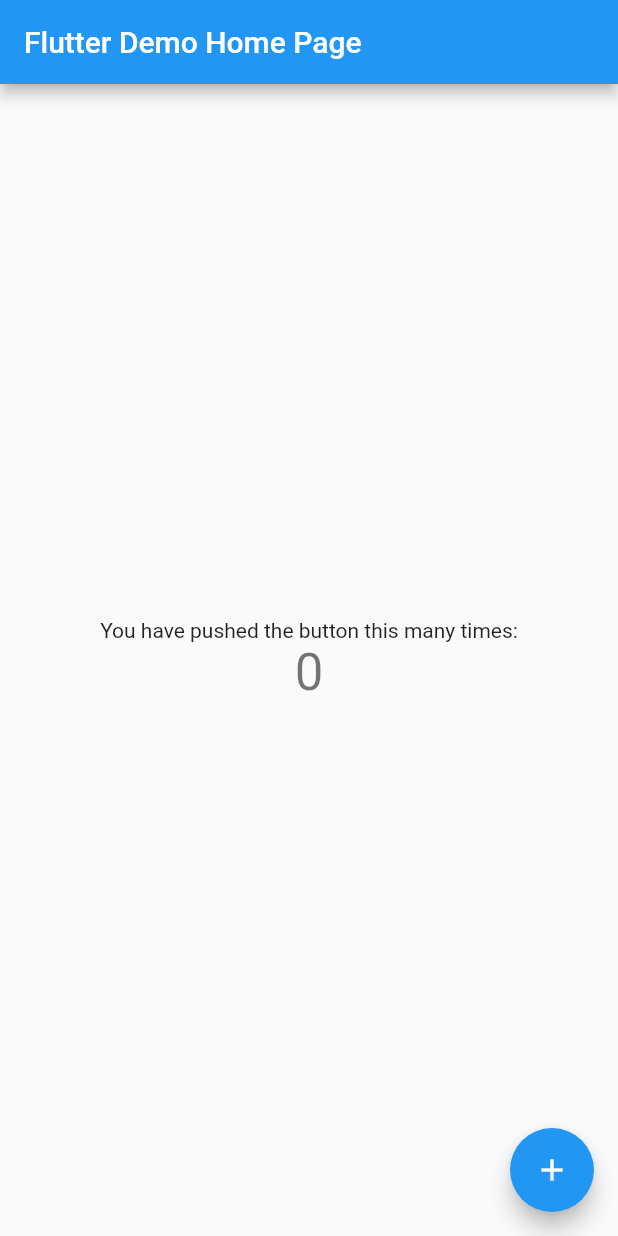
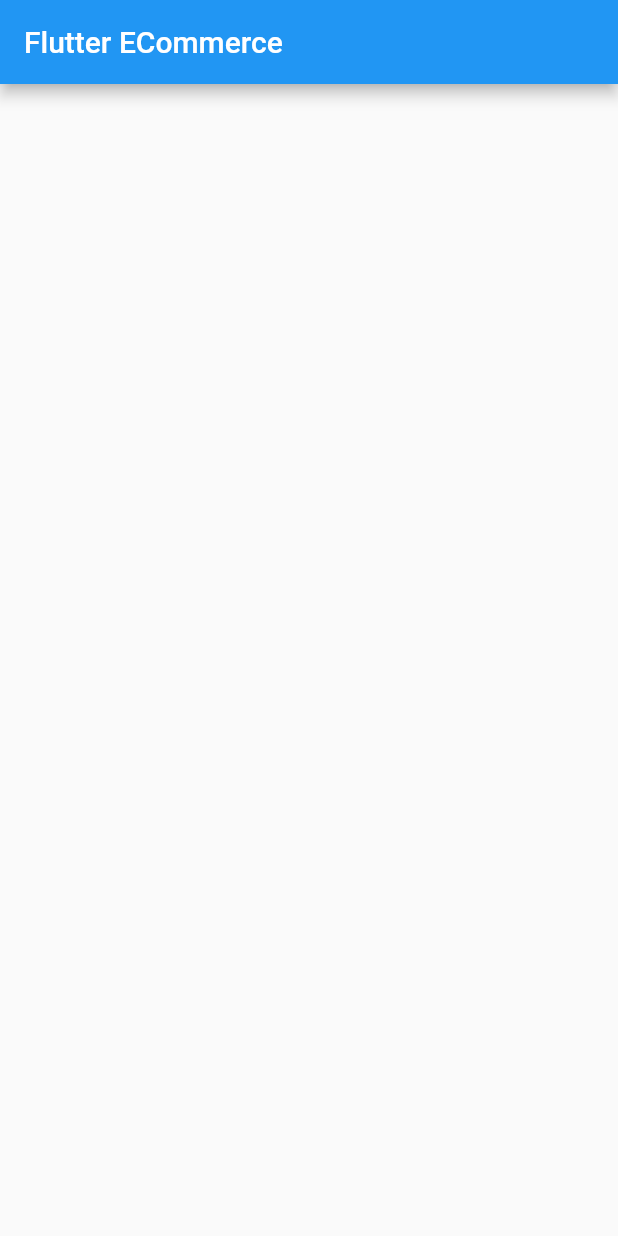
Before and after one commit to Rezuanul-Islam-Fahim/flutter_ecommerce, a Flutter app: the screen it shows after launch, on a phone screen of 412 x 824 dp. Run offline on Flutter 3.47's test engine with Material 2 defaults, Android fonts, the phone set to English and light mode, and no system bars.

Commit message:
Create outline

```diff
--- a/lib/main.dart
+++ b/lib/main.dart
@@ -1,115 +1,16 @@
 import 'package:flutter/material.dart';
 
-void main() {
-  runApp(const MyApp());
-}
+void main() => runApp(const FlutterEcommerce());
 
-class MyApp extends StatelessWidget {
-  const MyApp({Key? key}) : super(key: key);
+class FlutterEcommerce extends StatelessWidget {
+  const FlutterEcommerce({Key? key}) : super(key: key);
 
-  // This widget is the root of your application.
   @override
   Widget build(BuildContext context) {
     return MaterialApp(
-      title: 'Flutter Demo',
-      theme: ThemeData(
-        // This is the theme of your application.
-        //
-        // Try running your application with "flutter run". You'll see the
-        // application has a blue toolbar. Then, without quitting the app, try
-        // changing the primarySwatch below to Colors.green and then invoke
-        // "hot reload" (press "r" in the console where you ran "flutter run",
-        // or simply save your changes to "hot reload" in a Flutter IDE).
-        // Notice that the counter didn't reset back to zero; the application
-        // is not restarted.
-        primarySwatch: Colors.blue,
+      home: Scaffold(
+        appBar: AppBar(title: const Text('Flutter ECommerce')),
       ),
-      home: const MyHomePage(title: 'Flutter Demo Home Page'),
     );
   }
 }
-
-class MyHomePage extends StatefulWidget {
-  const MyHomePage({Key? key, required this.title}) : super(key: key);
-
-  // This widget is the home page of your application. It is stateful, meaning
-  // that it has a State object (defined below) that contains fields that affect
-  // how it looks.
-
-  // This class is the configuration for the state. It holds the values (in this
-  // case the title) provided by the parent (in this case the App widget) and
-  // used by the build method of the State. Fields in a Widget subclass are
-  // always marked "final".
-
-  final String title;
-
-  @override
-  State<MyHomePage> createState() => _MyHomePageState();
-}
-
-class _MyHomePageState extends State<MyHomePage> {
-  int _counter = 0;
-
-  void _incrementCounter() {
-    setState(() {
-      // This call to setState tells the Flutter framework that something has
-      // changed in this State, which causes it to rerun the build method below
-      // so that the display can reflect the updated values. If we changed
-      // _counter without calling setState(), then the build method would not be
-      // called again, and so nothing would appear to happen.
-      _counter++;
-    });
-  }
-
-  @override
-  Widget build(BuildContext context) {
-    // This method is rerun every time setState is called, for instance as done
-    // by the _incrementCounter method above.
-    //
-    // The Flutter framework has been optimized to make rerunning build methods
-    // fast, so that you can just rebuild anything that needs updating rather
-    // than having to individually change instances of widgets.
-    return Scaffold(
-      appBar: AppBar(
-        // Here we take the value from the MyHomePage object that was created by
-        // the App.build method, and use it to set our appbar title.
-        title: Text(widget.title),
-      ),
-      body: Center(
-        // Center is a layout widget. It takes a single child and positions it
-        // in the middle of the parent.
-        child: Column(
-          // Column is also a layout widget. It takes a list of children and
-          // arranges them vertically. By default, it sizes itself to fit its
-          // children horizontally, and tries to be as tall as its parent.
-          //
-          // Invoke "debug painting" (press "p" in the console, choose the
-          // "Toggle Debug Paint" action from the Flutter Inspector in Android
-          // Studio, or the "Toggle Debug Paint" command in Visual Studio Code)
-          // to see the wireframe for each widget.
-          //
-          // Column has various properties to control how it sizes itself and
-          // how it positions its children. Here we use mainAxisAlignment to
-          // center the children vertically; the main axis here is the vertical
-          // axis because Columns are vertical (the cross axis would be
-          // horizontal).
-          mainAxisAlignment: MainAxisAlignment.center,
-          children: <Widget>[
-            const Text(
-              'You have pushed the button this many times:',
-            ),
-            Text(
-              '$_counter',
-              style: Theme.of(context).textTheme.headline4,
-            ),
-          ],
-        ),
-      ),
-      floatingActionButton: FloatingActionButton(
-        onPressed: _incrementCounter,
-        tooltip: 'Increment',
-        child: const Icon(Icons.add),
-      ), // This trailing comma makes auto-formatting nicer for build methods.
-    );
-  }
-}
```
Also changed, not shown: pubspec.lock, 1 other file.
